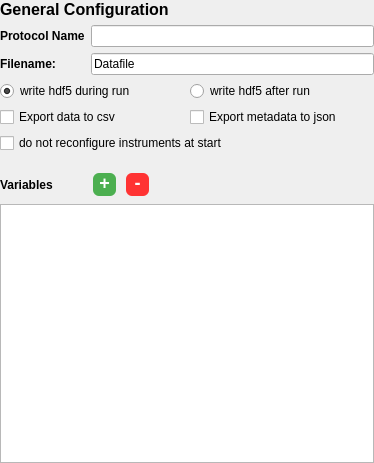
Qt form nomad_camels/gui/general_protocol_settings.ui (FAU-LAP/NOMAD-CAMELS) before a commit.
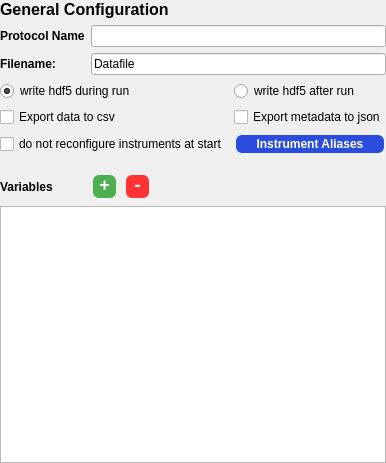
The same form after that commit. Custom widgets are drawn as their Qt base class.

```diff
--- a/nomad_camels/gui/general_protocol_settings.ui
+++ b/nomad_camels/gui/general_protocol_settings.ui
@@ -54,13 +54,6 @@
         </property>
        </widget>
       </item>
-      <item row="2" column="0" colspan="2">
-       <widget class="QCheckBox" name="checkBox_no_config">
-        <property name="text">
-         <string>do not reconfigure instruments at start</string>
-        </property>
-       </widget>
-      </item>
       <item row="1" column="1">
        <widget class="QCheckBox" name="checkBox_json_exp">
         <property name="text">
@@ -85,6 +78,38 @@
         </property>
        </widget>
       </item>
+      <item row="2" column="0">
+       <widget class="QCheckBox" name="checkBox_no_config">
+        <property name="text">
+         <string>do not reconfigure instruments at start</string>
+        </property>
+       </widget>
+      </item>
+      <item row="2" column="1">
+       <widget class="QPushButton" name="pushButton_instrument_aliases">
+        <property name="styleSheet">
+         <string notr="true">QPushButton {
+        background-color: #2a4cdf;
+        color: white;
+        border: none;
+        padding: 2px 10px;
+        text-align: center;
+        text-decoration: none;
+        font-size: 12px;
+        margin: 2px 2px;
+        border-radius: 6px;
+        font-weight: bold;
+    }
+
+    QPushButton:hover {
+        background-color: #1a3cbf;
+    }</string>
+        </property>
+        <property name="text">
+         <string>Instrument Aliases</string>
+        </property>
+       </widget>
+      </item>
      </layout>
     </widget>
    </item>
```
